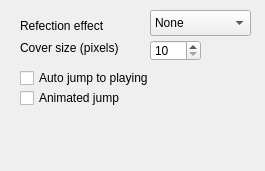
First picture: the form in src/context/applets/coverbling/coverblingSettings.ui, repository KDE/amarok, before the edit.
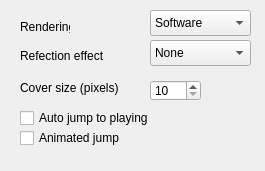
Second picture: the form after the edit.

Patch:
```diff
--- a/src/context/applets/coverbling/coverblingSettings.ui
+++ b/src/context/applets/coverbling/coverblingSettings.ui
@@ -17,7 +17,7 @@
    <property name="geometry">
     <rect>
      <x>20</x>
-     <y>10</y>
+     <y>40</y>
      <width>101</width>
      <height>31</height>
     </rect>
@@ -30,7 +30,7 @@
    <property name="geometry">
     <rect>
      <x>20</x>
-     <y>40</y>
+     <y>80</y>
      <width>101</width>
      <height>16</height>
     </rect>
@@ -43,7 +43,7 @@
    <property name="geometry">
     <rect>
      <x>150</x>
-     <y>40</y>
+     <y>80</y>
      <width>51</width>
      <height>21</height>
     </rect>
@@ -59,7 +59,7 @@
    <property name="geometry">
     <rect>
      <x>150</x>
-     <y>10</y>
+     <y>40</y>
      <width>101</width>
      <height>26</height>
     </rect>
@@ -84,7 +84,7 @@
    <property name="geometry">
     <rect>
      <x>20</x>
-     <y>70</y>
+     <y>110</y>
      <width>141</width>
      <height>16</height>
     </rect>
@@ -97,7 +97,7 @@
    <property name="geometry">
     <rect>
      <x>20</x>
-     <y>90</y>
+     <y>130</y>
      <width>141</width>
      <height>16</height>
     </rect>
@@ -106,6 +106,39 @@
     <string>Animated jump</string>
    </property>
   </widget>
+  <widget class="QLabel" name="label_2">
+   <property name="geometry">
+    <rect>
+     <x>20</x>
+     <y>20</y>
+     <width>50</width>
+     <height>14</height>
+    </rect>
+   </property>
+   <property name="text">
+    <string>Rendering</string>
+   </property>
+  </widget>
+  <widget class="QComboBox" name="renderingCombo">
+   <property name="geometry">
+    <rect>
+     <x>150</x>
+     <y>10</y>
+     <width>101</width>
+     <height>26</height>
+    </rect>
+   </property>
+   <item>
+    <property name="text">
+     <string>Software</string>
+    </property>
+   </item>
+   <item>
+    <property name="text">
+     <string>OpenGL</string>
+    </property>
+   </item>
+  </widget>
  </widget>
  <resources/>
  <connections/>
```
